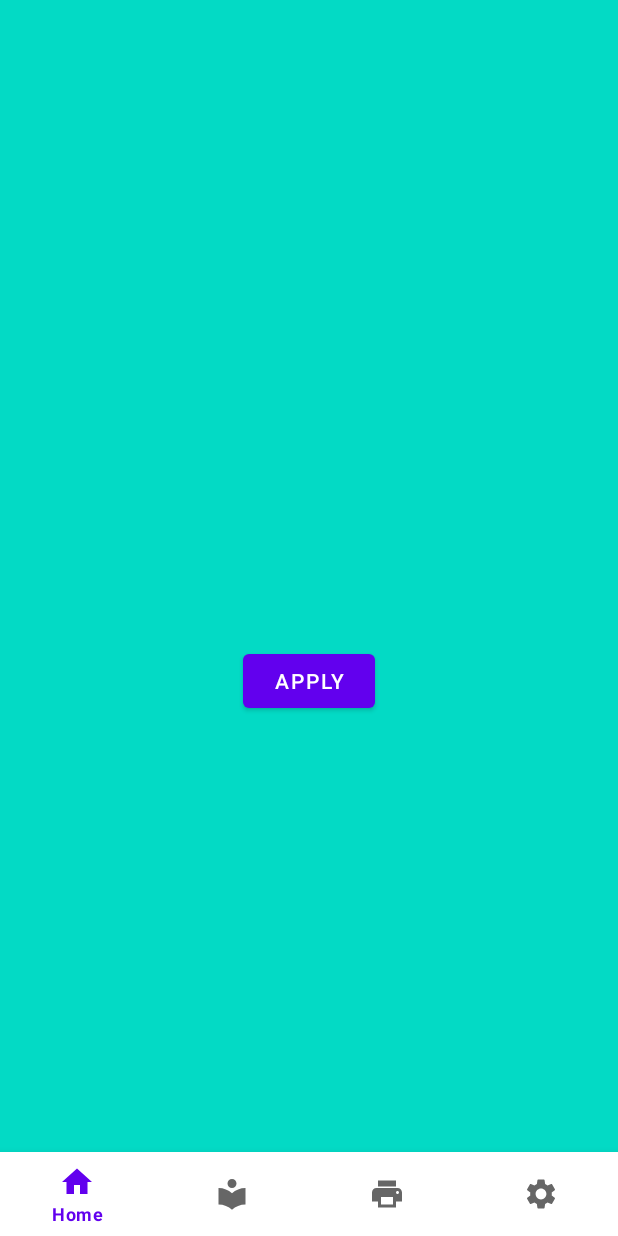
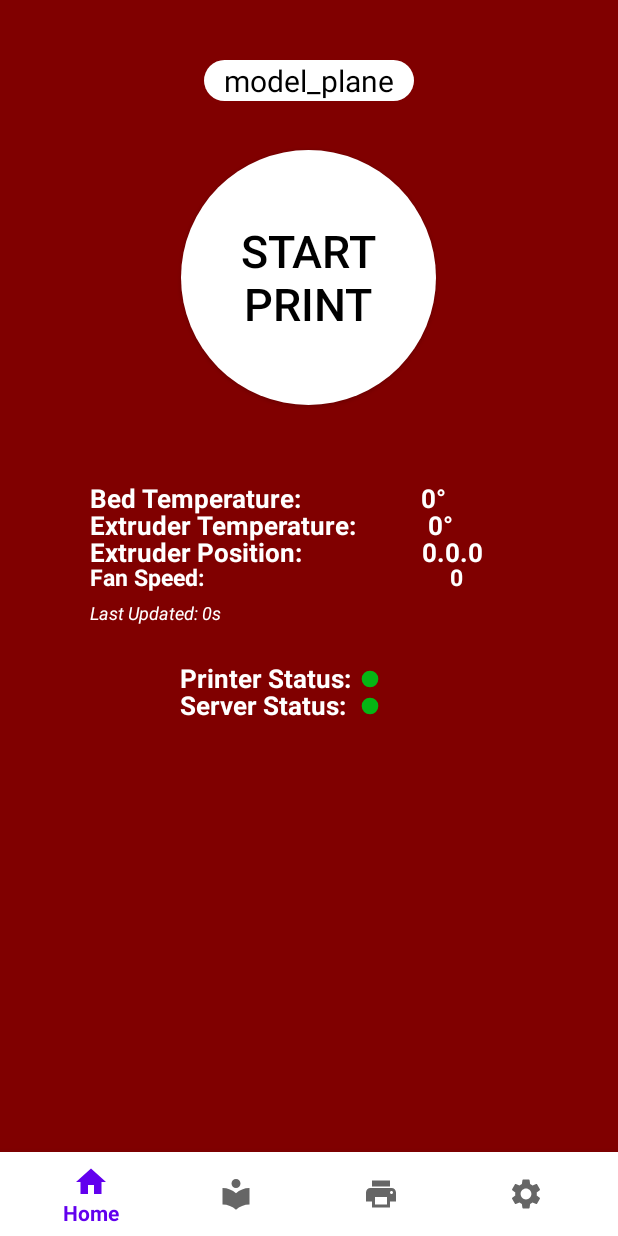
Before and after one commit to liusteven2/3D_Printer_1, an Android app: the screen it shows after launch (MainActivity), on a phone screen of 412 x 824 dp. Run offline under Robolectric (Android 15) with nearby library versions, the phone set to English and light mode, and no system bars.

```diff
--- a/app/src/main/java/com/example/a3d_printer_1/Home.kt
+++ b/app/src/main/java/com/example/a3d_printer_1/Home.kt
@@ -17,16 +17,16 @@ class Home : Fragment() {
     ): View? {
         // Inflate the layout for this fragment
         val view = inflater.inflate(R.layout.fragment_home, container, false)
-        val btn : Button = view.findViewById(R.id.button)
-        btn.setOnClickListener{
-            val editText : EditText = view.findViewById(R.id.ediText)
-            val input = editText.text.toString()
-            val bundle = Bundle()
-            bundle.putString("data",input)
-            val fragment = Formatting()
-            fragment.arguments = bundle
-            fragmentManager?.beginTransaction()?.replace(R.id.frame_layout,fragment)?.commit()
-        }
+//        val btn : Button = view.findViewById(R.id.button)
+//        btn.setOnClickListener{
+//            val editText : EditText = view.findViewById(R.id.ediText)
+//            val input = editText.text.toString()
+//            val bundle = Bundle()
+//            bundle.putString("data",input)
+//            val fragment = Formatting()
+//            fragment.arguments = bundle
+//            fragmentManager?.beginTransaction()?.replace(R.id.frame_layout,fragment)?.commit()
+//        }
             return view
     }
 
--- a/app/src/main/java/com/example/a3d_printer_1/Library.kt
+++ b/app/src/main/java/com/example/a3d_printer_1/Library.kt
@@ -49,41 +49,36 @@ class Library : Fragment() {
 //        }
 //        return view
         val view = inflater.inflate(R.layout.fragment_home, container, false)
-        val btn : Button = view.findViewById(R.id.submitBtn)
-        btn.setOnClickListener{
-            val editText : EditText = view.findViewById(R.id.ediText)
-            val input = editText.text.toString()
-//            val bundle = Bundle()
-//            bundle.putString("data",input)
-//            val fragment = Formatting()
-//            fragment.arguments = bundle
-//            fragmentManager?.beginTransaction()?.replace(R.id.frame_layout,fragment)?.commit()
-            database = FirebaseDatabase.getInstance().getReference("Users")
-            val User = User(input)
-            database.child(input).setValue(User).addOnSuccessListener {
-                Toast.makeText(activity, "Successfully Saved",Toast.LENGTH_SHORT).show();
-            }.addOnFailureListener {
-                Toast.makeText(activity, "Failed Saved", Toast.LENGTH_SHORT).show();
-            }
-        }
+//        val btn : Button = view.findViewById(R.id.submitBtn)
+//        btn.setOnClickListener{
+//            val editText : EditText = view.findViewById(R.id.ediText)
+//            val input = editText.text.toString()
+////            database = FirebaseDatabase.getInstance().getReference("Users")
+////            val User = User(input)
+////            database.child(input).setValue(User).addOnSuccessListener {
+////                Toast.makeText(activity, "Successfully Saved",Toast.LENGTH_SHORT).show();
+////            }.addOnFailureListener {
+////                Toast.makeText(activity, "Failed Saved", Toast.LENGTH_SHORT).show();
+////            }
+//        }
         return view
     }
 
 
 
-    override fun onViewCreated(view: View, savedInstanceState: Bundle?) {
-        super.onViewCreated(view, savedInstanceState)
-
-        //for receiving firebase data into recyclerview
-        val layoutManager = LinearLayoutManager(context)
-
-        userRecyclerView = view.findViewById(R.id.recycler_view)
-        userRecyclerView.layoutManager = layoutManager
-        userRecyclerView.setHasFixedSize(true)
-
-        userArrayList = arrayListOf<User>()
-        getUserData()
-    }
+//    override fun onViewCreated(view: View, savedInstanceState: Bundle?) {
+//        super.onViewCreated(view, savedInstanceState)
+//
+////        //for receiving firebase data into recyclerview
+////        val layoutManager = LinearLayoutManager(context)
+////
+////        userRecyclerView = view.findViewById(R.id.recycler_view)
+////        userRecyclerView.layoutManager = layoutManager
+////        userRecyclerView.setHasFixedSize(true)
+////
+////        userArrayList = arrayListOf<User>()
+//////        getUserData()
+//    }
 
 
     private fun getUserData() {
--- a/app/src/main/java/com/example/a3d_printer_1/MainActivity.kt
+++ b/app/src/main/java/com/example/a3d_printer_1/MainActivity.kt
@@ -15,7 +15,7 @@ class MainActivity : AppCompatActivity() {
         binding = ActivityMainBinding.inflate(layoutInflater)
         setContentView(binding.root)
         replaceFragment(Home())
-        supportFragmentManager.beginTransaction().replace(R.id.frame_layout,Home()).commit()
+//        supportFragmentManager.beginTransaction().replace(R.id.frame_layout,Home()).commit()
         binding.bottomNavigationView.setOnItemSelectedListener {
 
             when(it.itemId) {
@@ -33,6 +33,8 @@ class MainActivity : AppCompatActivity() {
             true
         }
 
+
+
     }
 
     private fun replaceFragment(fragment: Fragment) {
--- /dev/null
+++ b/app/src/main/res/drawable/offline_red_dot.xml
@@ -0,0 +1,10 @@
+<?xml version="1.0" encoding="utf-8"?>
+<vector xmlns:android="http://schemas.android.com/apk/res/android"
+    android:width="10dp"
+    android:height="10dp"
+    android:viewportWidth="24.0"
+    android:viewportHeight="24.0">
+    <path
+        android:fillColor="#FF0000"
+        android:pathData="M12,12m-10,0a10,10 0,1 1,20 0a10,10 0,1 1,-20 0"/>
+</vector>
--- /dev/null
+++ b/app/src/main/res/drawable/online_green_dot.xml
@@ -0,0 +1,10 @@
+<?xml version="1.0" encoding="utf-8"?>
+<vector xmlns:android="http://schemas.android.com/apk/res/android"
+    android:width="10dp"
+    android:height="10dp"
+    android:viewportWidth="24.0"
+    android:viewportHeight="24.0">
+    <path
+        android:fillColor="#05b714"
+        android:pathData="M12,12m-10,0a10,10 0,1 1,20 0a10,10 0,1 1,-20 0"/>
+</vector>
--- /dev/null
+++ b/app/src/main/res/drawable/round_button.xml
@@ -0,0 +1,7 @@
+<?xml version="1.0" encoding="utf-8"?>
+<shape xmlns:android="http://schemas.android.com/apk/res/android"
+    android:shape="oval">
+
+    <solid android:color="@color/black"/>
+
+</shape>
--- /dev/null
+++ b/app/src/main/res/drawable/rounded_square_border.xml
@@ -0,0 +1,5 @@
+<?xml version="1.0" encoding="utf-8"?>
+<shape xmlns:android="http://schemas.android.com/apk/res/android">
+    <corners android:radius="25sp"/>
+    <solid android:color="@color/black"/>
+</shape>
--- a/app/src/main/res/layout/activity_main.xml
+++ b/app/src/main/res/layout/activity_main.xml
@@ -34,7 +34,9 @@
         app:layout_constraintEnd_toEndOf="parent"
         app:layout_constraintHorizontal_bias="0.0"
         app:layout_constraintStart_toStartOf="parent"
-        app:menu="@menu/bottom_nav">
+        app:menu="@menu/bottom_nav"
+        android:background="@color/white">
+
 
     </com.google.android.material.bottomnavigation.BottomNavigationView>
 </androidx.constraintlayout.widget.ConstraintLayout>
--- a/app/src/main/res/layout/fragment_home.xml
+++ b/app/src/main/res/layout/fragment_home.xml
@@ -3,7 +3,7 @@
     xmlns:tools="http://schemas.android.com/tools"
     android:layout_width="match_parent"
     android:layout_height="match_parent"
-    android:background="@color/teal_200"
+    android:background="#800000"
     tools:context=".Home">
 
     <!-- TODO: Update blank fragment layout -->
@@ -13,19 +13,130 @@
 <!--        android:text="Home Fragment"-->
 <!--        android:textSize="26dp"-->
 <!--        android:layout_gravity="center"/>-->
-    <EditText
-        android:id="@+id/ediText"
-        android:layout_width="350dp"
-        android:layout_height="wrap_content"
-        android:layout_gravity="center"/>
+<!--    <EditText-->
+<!--        android:id="@+id/ediText"-->
+<!--        android:layout_width="350dp"-->
+<!--        android:layout_height="wrap_content"-->
+<!--        android:layout_gravity="center"/>-->
+
+<!--    <Button-->
+<!--        android:id="@+id/button"-->
+<!--        android:layout_marginTop="70dp"-->
+<!--        android:layout_width="wrap_content"-->
+<!--        android:layout_height="wrap_content"-->
+<!--        android:layout_gravity="center"-->
+<!--        android:text="Apply" />-->
 
     <Button
-        android:id="@+id/button"
-        android:layout_marginTop="70dp"
+        android:id="@+id/button2"
+        android:layout_width="170dp"
+        android:layout_height="170dp"
+        android:layout_gravity="center_horizontal"
+        android:layout_marginTop="100dp"
+        android:background="@drawable/round_button"
+        android:backgroundTint="@color/white"
+        android:text="Start Print"
+        android:textSize="30sp"
+        android:textColor="@color/black"/>
+
+    <TextView
+        android:layout_width="140dp"
+        android:layout_height="wrap_content"
+        android:layout_gravity="center_horizontal"
+        android:layout_marginTop="40dp"
+        android:background="@drawable/rounded_square_border"
+        android:backgroundTint="@color/white"
+        android:gravity="center|center_horizontal|center_vertical"
+        android:text="model_plane"
+        android:textColor="@color/black"
+        android:textSize="20sp" />
+
+    <TextView
         android:layout_width="wrap_content"
         android:layout_height="wrap_content"
-        android:layout_gravity="center"
-        android:text="Apply" />
+        android:text="Bed Temperature:                    0\u00B0"
+        android:layout_marginTop="320dp"
+        android:layout_marginLeft="60dp"
+        android:textColor="@color/white"
+        android:textStyle="bold"
+        android:textSize="17dp"/>
+
+    <TextView
+        android:layout_width="wrap_content"
+        android:layout_height="wrap_content"
+        android:text="Extruder Temperature:            0\u00B0"
+        android:layout_marginTop="338dp"
+        android:layout_marginLeft="60dp"
+        android:textColor="@color/white"
+        android:textStyle="bold"
+        android:textSize="17dp"/>
+
+    <TextView
+        android:layout_width="wrap_content"
+        android:layout_height="wrap_content"
+        android:text="Extruder Position:                    0.0.0"
+        android:layout_marginTop="356dp"
+        android:layout_marginLeft="60dp"
+        android:textColor="@color/white"
+        android:textStyle="bold"
+        android:textSize="17dp"/>
+
+    <TextView
+        android:layout_width="wrap_content"
+        android:layout_height="wrap_content"
+        android:text="Fan Speed:                                         0"
+        android:layout_marginTop="374dp"
+        android:layout_marginLeft="60dp"
+        android:textColor="@color/white"
+        android:textStyle="bold"
+        android:textSize="15dp"/>
+
+    <TextView
+        android:layout_width="wrap_content"
+        android:layout_height="wrap_content"
+        android:text="Last Updated: 0s"
+        android:layout_marginTop="400dp"
+        android:layout_marginLeft="60dp"
+        android:textColor="@color/white"
+        android:textStyle="italic"
+        android:textSize="12dp"/>
+
+    <TextView
+        android:layout_width="wrap_content"
+        android:layout_height="wrap_content"
+        android:text="Printer Status: "
+        android:layout_marginTop="440dp"
+        android:layout_marginLeft="120dp"
+        android:textColor="@color/white"
+        android:textStyle="bold"
+        android:textSize="17dp"/>
+
+    <TextView
+        android:layout_width="wrap_content"
+        android:layout_height="wrap_content"
+        android:text="Server Status: "
+        android:layout_marginTop="458dp"
+        android:layout_marginLeft="120dp"
+        android:textColor="@color/white"
+        android:textStyle="bold"
+        android:textSize="17dp"/>
+
+    <ImageView
+        android:layout_width="13dp"
+        android:layout_height="13dp"
+        android:layout_alignParentBottom="true"
+        android:layout_alignParentEnd="true"
+        android:layout_marginTop="446dp"
+        android:layout_marginLeft="240dp"
+        android:src="@drawable/online_green_dot" />
+    <ImageView
+        android:layout_width="13dp"
+        android:layout_height="13dp"
+        android:layout_alignParentBottom="true"
+        android:layout_alignParentEnd="true"
+        android:layout_marginTop="464dp"
+        android:layout_marginLeft="240dp"
+        android:src="@drawable/online_green_dot" />
 
 </FrameLayout>
 
--- a/app/src/main/res/values-night/themes.xml
+++ b/app/src/main/res/values-night/themes.xml
@@ -1,6 +1,6 @@
 <resources xmlns:tools="http://schemas.android.com/tools">
     <!-- Base application theme. -->
-    <style name="Theme.3D_Printer_1" parent="Theme.MaterialComponents.DayNight.DarkActionBar">
+    <style name="Theme.3D_Printer_1" parent="Theme.AppCompat.Light.NoActionBar">
         <!-- Primary brand color. -->
         <item name="colorPrimary">@color/purple_200</item>
         <item name="colorPrimaryVariant">@color/purple_700</item>
--- a/app/src/main/res/values/themes.xml
+++ b/app/src/main/res/values/themes.xml
@@ -1,6 +1,6 @@
 <resources xmlns:tools="http://schemas.android.com/tools">
     <!-- Base application theme. -->
-    <style name="Theme.3D_Printer_1" parent="Theme.MaterialComponents.DayNight.NoActionBar">
+    <style name="Theme.3D_Printer_1" parent="Theme.AppCompat.Light.NoActionBar">
         <!-- Primary brand color. -->
         <item name="colorPrimary">@color/purple_500</item>
         <item name="colorPrimaryVariant">@color/purple_700</item>
```
Also changed, not shown: 1 other file.
